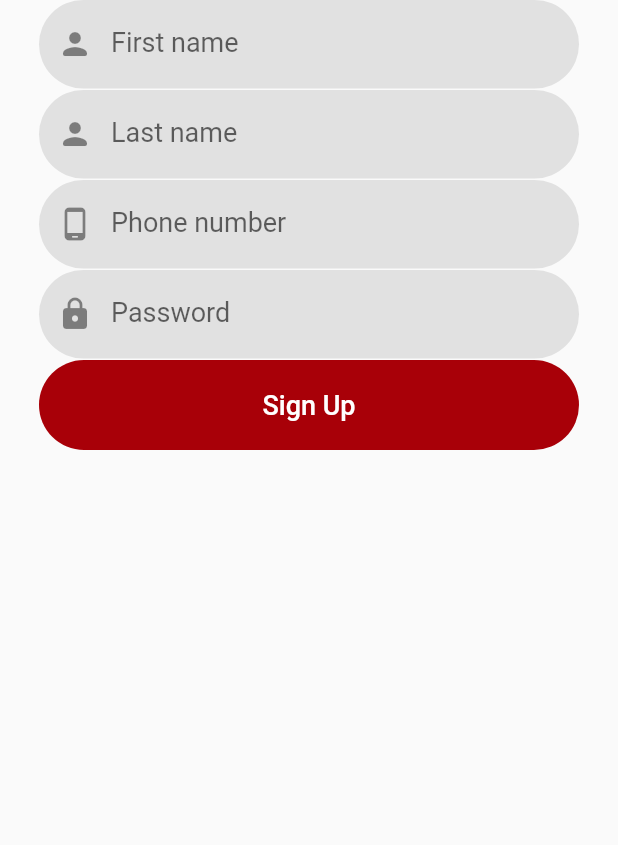
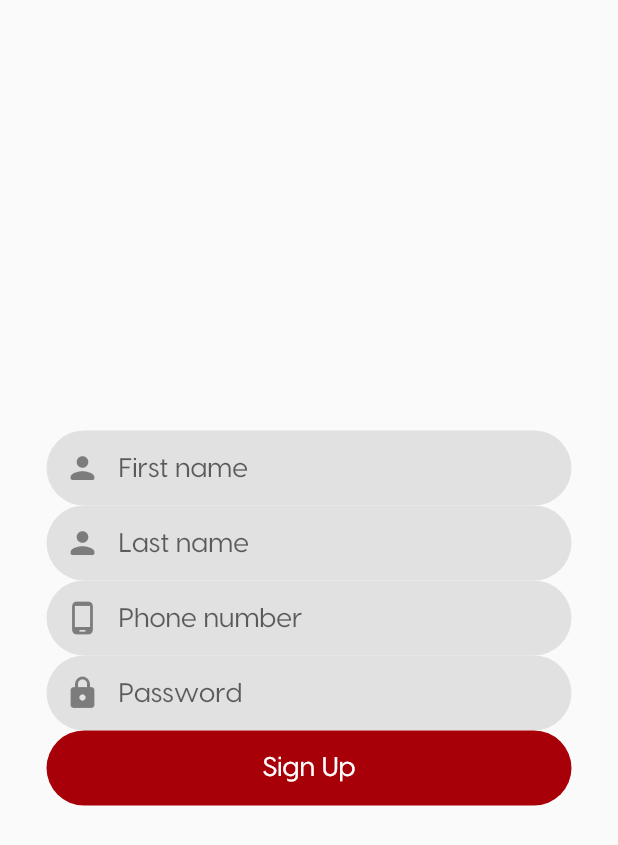
Before and after one commit to ledjoric/pennywise_app, a Flutter app: the screen it shows after launch, on a phone screen of 412 x 824 dp. Shown: the top 845 px of the screen. Run offline on Flutter 3.47's test engine with Material 2 defaults, Android fonts, the phone set to English and light mode, and no system bars; our stand-ins replace get.

Commit message:
Added textstyles and inputborder constants

```diff
--- a/lib/app/global/constants/dimensions.dart
+++ b/lib/app/global/constants/dimensions.dart
@@ -1,4 +1,6 @@
-const double fieldWidth = 360;
-const double fieldHeight = 60;
+const double fieldWidth = 350;
+const double fieldHeight = 50;
 
 const double fontSize = 18;
+
+const double bRadius = 40;
--- /dev/null
+++ b/lib/app/global/constants/styles.dart
@@ -0,0 +1,18 @@
+import 'package:flutter/material.dart';
+
+import 'colors.dart';
+import 'dimensions.dart';
+
+const kFieldBorder = OutlineInputBorder(
+  borderSide: BorderSide(color: transparent),
+  borderRadius: kRadius,
+);
+
+const BorderRadius kRadius = BorderRadius.all(
+  Radius.circular(bRadius),
+);
+
+const kFieldStyle = TextStyle(
+  fontSize: fontSize,
+  fontFamily: 'Visby',
+);
--- a/lib/app/global/widgets/app_filledbutton.dart
+++ b/lib/app/global/widgets/app_filledbutton.dart
@@ -1,5 +1,6 @@
 import 'package:flutter/material.dart';
 import 'package:pennywise_app/app/global/constants/dimensions.dart';
+import 'package:pennywise_app/app/global/constants/styles.dart';
 
 class AppFilledButton extends StatelessWidget {
   final VoidCallback onPressed;
@@ -25,7 +26,7 @@ class AppFilledButton extends StatelessWidget {
         onPressed: onPressed,
         child: Text(
           text,
-          style: const TextStyle(fontSize: fontSize),
+          style: kFieldStyle,
         ),
       ),
     );
--- a/lib/app/global/widgets/app_textformfield.dart
+++ b/lib/app/global/widgets/app_textformfield.dart
@@ -2,6 +2,8 @@ import 'package:flutter/material.dart';
 import 'package:get/get.dart';
 import 'package:pennywise_app/app/global/constants/colors.dart';
 import 'package:pennywise_app/app/global/constants/dimensions.dart';
+
+import '../constants/styles.dart';
 
 class AppTextFormField extends StatelessWidget {
   final String label;
@@ -24,33 +26,12 @@ class AppTextFormField extends StatelessWidget {
         controller: controller,
         decoration: InputDecoration(
           filled: true,
-          enabledBorder: OutlineInputBorder(
-            borderSide: const BorderSide(
-              color: transparent,
-            ),
-            borderRadius: BorderRadius.circular(
-              40,
-            ),
-          ),
-          border: OutlineInputBorder(
-            borderSide: const BorderSide(
-              color: transparent,
-            ),
-            borderRadius: BorderRadius.circular(
-              40,
-            ),
-          ),
-          focusedBorder: OutlineInputBorder(
-            borderSide: const BorderSide(
-              color: transparent,
-            ),
-            borderRadius: BorderRadius.circular(
-              40,
-            ),
-          ),
+          enabledBorder: kFieldBorder,
+          border: kFieldBorder,
+          focusedBorder: kFieldBorder,
           prefixIcon: Icon(icon),
           label: Text(label),
-          labelStyle: const TextStyle(fontSize: fontSize),
+          labelStyle: kFieldStyle,
           fillColor: greyLight,
         ),
       ),
--- a/lib/app/modules/sign_up/sign_up_view.dart
+++ b/lib/app/modules/sign_up/sign_up_view.dart
@@ -20,8 +20,7 @@ class _SignUpViewState extends State<SignUpView> {
   @override
   Widget build(BuildContext context) {
     return Scaffold(
-      body: SingleChildScrollView(
-        child: Center(
+      body: Center(
         child: Column(
           mainAxisAlignment: MainAxisAlignment.center,
           children: [
@@ -53,7 +52,6 @@ class _SignUpViewState extends State<SignUpView> {
           ],
         ),
       ),
-      ),
     );
   }
 }
```
Also changed, not shown: pubspec.yaml (+6 -6 lines), 1 other file. Lines whose indentation alone changed are shown as unchanged.
